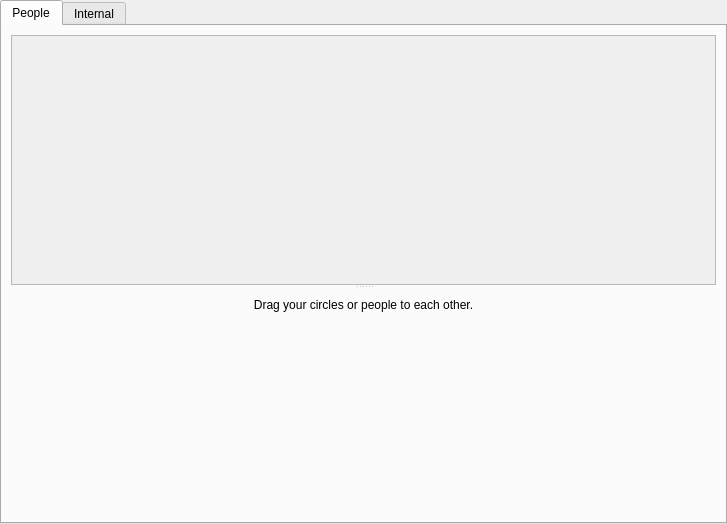
The window that retroshare-gui/src/gui/People/PeopleDialog.ui (RetroShare/RetroShare) describes before a commit, drawn with Qt 5.
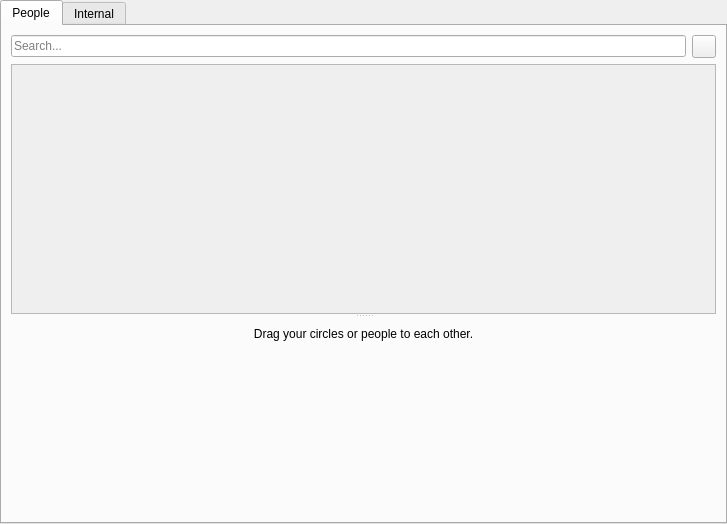
The same window after the commit. Icons and pictures are not drawn. Custom widgets are drawn as their Qt base class.

```diff
--- a/retroshare-gui/src/gui/People/PeopleDialog.ui
+++ b/retroshare-gui/src/gui/People/PeopleDialog.ui
@@ -51,6 +51,28 @@
        <string>People</string>
       </attribute>
       <layout class="QVBoxLayout">
+       <item>
+        <layout class="QHBoxLayout" name="horizontalLayout">
+         <item>
+          <widget class="LineEditClear" name="filterLineEdit">
+           <property name="placeholderText">
+            <string>Search...</string>
+           </property>
+          </widget>
+         </item>
+         <item>
+          <widget class="QToolButton" name="filterButton">
+           <property name="text">
+            <string/>
+           </property>
+           <property name="icon">
+            <iconset resource="../icons.qrc">
+             <normaloff>:/icons/mail/filter24.png</normaloff>:/icons/mail/filter24.png</iconset>
+           </property>
+          </widget>
+         </item>
+        </layout>
+       </item>
        <item>
         <widget class="QSplitter" name="splitterExternal">
          <property name="orientation">
@@ -183,6 +205,11 @@
   </layout>
  </widget>
  <customwidgets>
+  <customwidget>
+   <class>LineEditClear</class>
+   <extends>QLineEdit</extends>
+   <header>gui/common/LineEditClear.h</header>
+  </customwidget>
   <customwidget>
    <class>PictureFlow</class>
    <extends>QWidget</extends>
```
Left out of the diff: 4 changed lines with no effect on the pictures.
